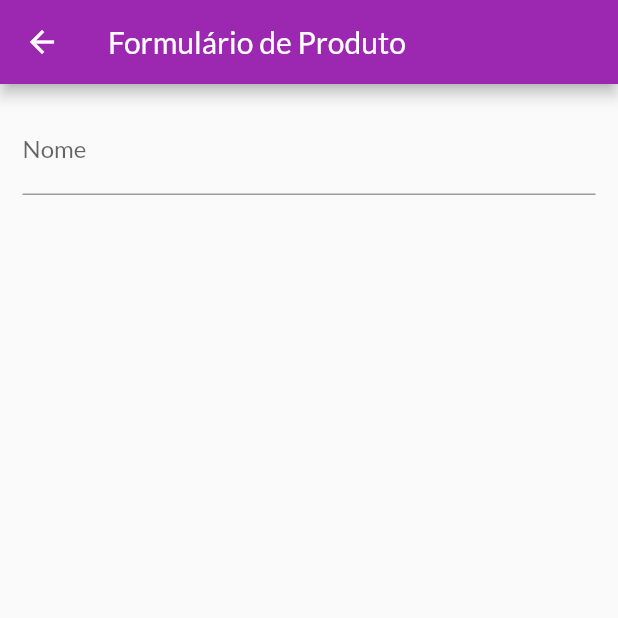
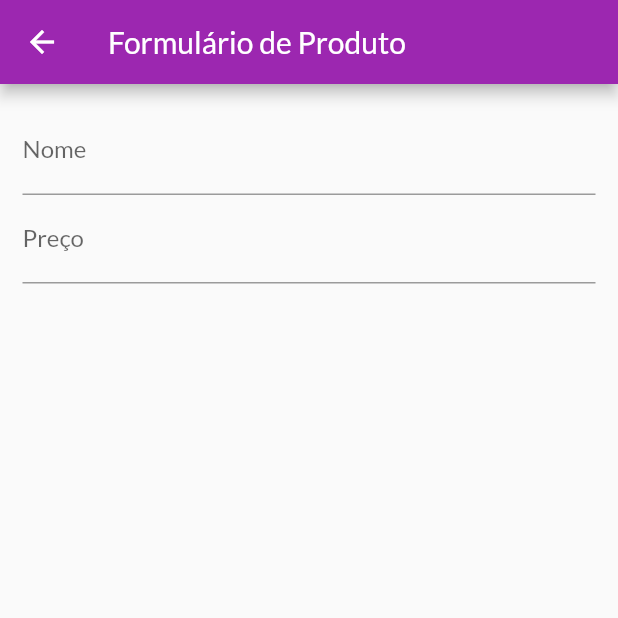
Before and after one commit to rudatorquato/flutter_shop, a Flutter app: the ProductFormWidget screen opened by its route, on a phone screen of 412 x 824 dp, the top half of it. Run offline on Flutter 3.47's test engine with Material 2 defaults, Android fonts, the phone set to English and light mode, and no system bars; network calls fail.

Commit message:
Controlando o Foco

```diff
--- a/lib/product/widget/product_form/product_form_widget.dart
+++ b/lib/product/widget/product_form/product_form_widget.dart
@@ -8,6 +8,8 @@ class ProductFormWidget extends StatefulWidget {
 }
 
 class _ProductFormWidgetState extends State<ProductFormWidget> {
+  final _priceFocus = FocusNode();
+
   @override
   Widget build(BuildContext context) {
     return Scaffold(
@@ -22,6 +24,16 @@ class _ProductFormWidgetState extends State<ProductFormWidget> {
             TextFormField(
               decoration: const InputDecoration(labelText: 'Nome'),
               textInputAction: TextInputAction.next,
+              onFieldSubmitted: (_) {
+                FocusScope.of(context).requestFocus(_priceFocus);
+              },
+            ),
+            TextFormField(
+              decoration: const InputDecoration(labelText: 'Preço'),
+              textInputAction: TextInputAction.next,
+              focusNode: _priceFocus,
+              keyboardType:
+                  const TextInputType.numberWithOptions(decimal: true),
             )
           ],
         )),
```
